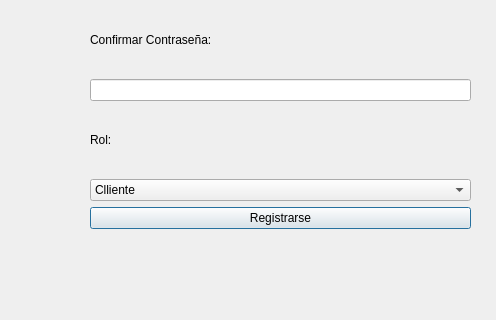
Qt form interfaces/registro.ui (aiglep02/gestion-tapas-leon) before a commit; both pictures show x 0 to 496 and y 379 to 699 of the 496 by 699 pixel window.
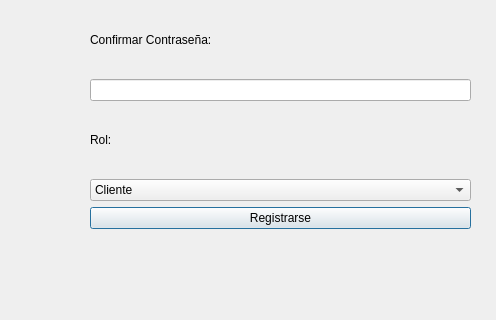
The same form after that commit. Icons and pictures are not drawn.

Diff of the .ui file:
```diff
--- a/interfaces/registro.ui
+++ b/interfaces/registro.ui
@@ -115,7 +115,7 @@
        <widget class="QComboBox" name="comboRol">
         <item>
          <property name="text">
-          <string>Clliente</string>
+          <string>Cliente</string>
          </property>
         </item>
         <item>
```
Left out of the diff: 4 changed lines with no effect on the pictures.
